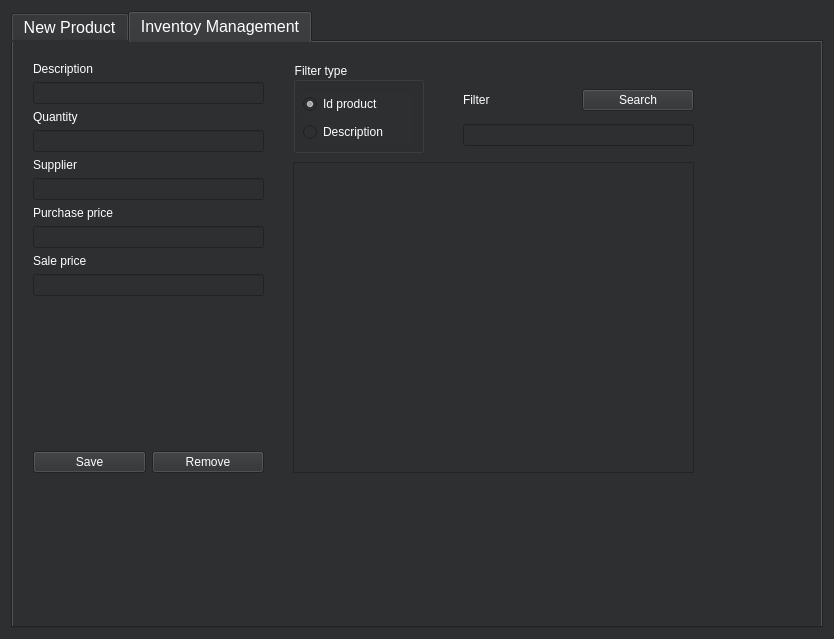
First picture: the form in inventorymanagementwindow.ui, repository ThiagoServulo/InventoryAndSalesManagement, before the edit.
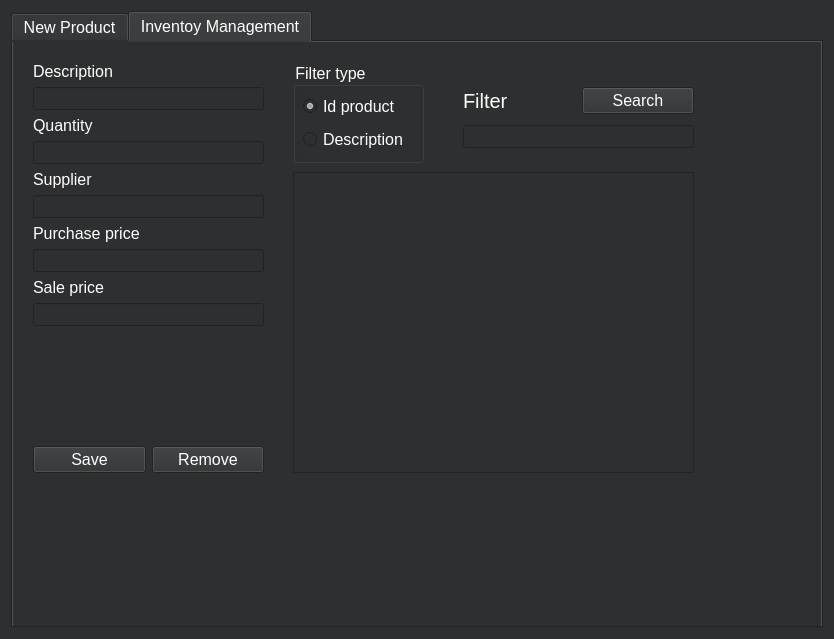
Second picture: the form after the edit. The open tabs and pages were chosen to show the change.

Diff of the .ui file:
```diff
--- a/inventorymanagementwindow.ui
+++ b/inventorymanagementwindow.ui
@@ -293,11 +293,16 @@
        <property name="geometry">
         <rect>
          <x>280</x>
-         <y>120</y>
+         <y>130</y>
          <width>401</width>
-         <height>311</height>
+         <height>301</height>
         </rect>
        </property>
+       <property name="font">
+        <font>
+         <pointsize>10</pointsize>
+        </font>
+       </property>
       </widget>
       <widget class="QGroupBox" name="groupBox_inventoryManagement_filterType">
        <property name="geometry">
@@ -305,9 +310,14 @@
          <x>280</x>
          <y>20</y>
          <width>131</width>
-         <height>91</height>
+         <height>101</height>
         </rect>
        </property>
+       <property name="font">
+        <font>
+         <pointsize>12</pointsize>
+        </font>
+       </property>
        <property name="title">
         <string>Filter type</string>
        </property>
@@ -317,12 +327,17 @@
           <x>10</x>
           <y>30</y>
           <width>111</width>
-          <height>52</height>
+          <height>62</height>
          </rect>
         </property>
         <layout class="QVBoxLayout" name="verticalLayout_7">
          <item>
           <widget class="QRadioButton" name="radioButton_inventoryManagement_id">
+           <property name="font">
+            <font>
+             <pointsize>12</pointsize>
+            </font>
+           </property>
            <property name="text">
             <string>Id product</string>
            </property>
@@ -333,6 +348,11 @@
          </item>
          <item>
           <widget class="QRadioButton" name="radioButton_inventoryManagement_description">
+           <property name="font">
+            <font>
+             <pointsize>12</pointsize>
+            </font>
+           </property>
            <property name="text">
             <string>Description</string>
            </property>
@@ -355,13 +375,24 @@
          <layout class="QVBoxLayout" name="verticalLayout_9">
           <item>
            <widget class="QLabel" name="label_inventoryManagement_description">
+            <property name="font">
+             <font>
+              <pointsize>12</pointsize>
+             </font>
+            </property>
             <property name="text">
              <string>Description</string>
             </property>
            </widget>
           </item>
           <item>
-           <widget class="QLineEdit" name="lineEdit_inventoryManagement_description"/>
+           <widget class="QLineEdit" name="lineEdit_inventoryManagement_description">
+            <property name="font">
+             <font>
+              <pointsize>10</pointsize>
+             </font>
+            </property>
+           </widget>
           </item>
          </layout>
         </item>
@@ -369,13 +400,24 @@
          <layout class="QVBoxLayout" name="verticalLayout_10">
           <item>
            <widget class="QLabel" name="label_inventoryManagement_quantity">
+            <property name="font">
+             <font>
+              <pointsize>12</pointsize>
+             </font>
+            </property>
             <property name="text">
              <string>Quantity</string>
             </property>
            </widget>
           </item>
           <item>
-           <widget class="QLineEdit" name="lineEdit_inventoryManagement_quantity"/>
+           <widget class="QLineEdit" name="lineEdit_inventoryManagement_quantity">
+            <property name="font">
+             <font>
+              <pointsize>10</pointsize>
+             </font>
+            </property>
+           </widget>
           </item>
          </layout>
         </item>
@@ -383,13 +425,24 @@
          <layout class="QVBoxLayout" name="verticalLayout_11">
           <item>
            <widget class="QLabel" name="label_inventoryManagement_supplier">
+            <property name="font">
+             <font>
+              <pointsize>12</pointsize>
+             </font>
+            </property>
             <property name="text">
              <string>Supplier</string>
             </property>
            </widget>
           </item>
           <item>
-           <widget class="QLineEdit" name="lineEdit_inventoryManagement_supplier"/>
+           <widget class="QLineEdit" name="lineEdit_inventoryManagement_supplier">
+            <property name="font">
+             <font>
+              <pointsize>10</pointsize>
+             </font>
+            </property>
+           </widget>
           </item>
          </layout>
         </item>
@@ -397,13 +450,24 @@
          <layout class="QVBoxLayout" name="verticalLayout_12">
           <item>
            <widget class="QLabel" name="label_inventoryManagement_purchasePrice">
+            <property name="font">
+             <font>
+              <pointsize>12</pointsize>
+             </font>
+            </property>
             <property name="text">
              <string>Purchase price</string>
             </property>
            </widget>
           </item>
           <item>
-           <widget class="QLineEdit" name="lineEdit_inventoryManagement_purchasePrice"/>
+           <widget class="QLineEdit" name="lineEdit_inventoryManagement_purchasePrice">
+            <property name="font">
+             <font>
+              <pointsize>10</pointsize>
+             </font>
+            </property>
+           </widget>
           </item>
          </layout>
         </item>
@@ -411,13 +475,24 @@
          <layout class="QVBoxLayout" name="verticalLayout_13">
           <item>
            <widget class="QLabel" name="label_inventoryManagement_salePrice">
+            <property name="font">
+             <font>
+              <pointsize>12</pointsize>
+             </font>
+            </property>
             <property name="text">
              <string>Sale price</string>
             </property>
            </widget>
           </item>
           <item>
-           <widget class="QLineEdit" name="lineEdit_inventoryManagement_salePrice"/>
+           <widget class="QLineEdit" name="lineEdit_inventoryManagement_salePrice">
+            <property name="font">
+             <font>
+              <pointsize>10</pointsize>
+             </font>
+            </property>
+           </widget>
           </item>
           <item>
            <spacer name="verticalSpacer_2">
@@ -438,6 +513,11 @@
          <layout class="QHBoxLayout" name="horizontalLayout_5">
           <item>
            <widget class="QPushButton" name="pushButton_inventoryManagement_save">
+            <property name="font">
+             <font>
+              <pointsize>12</pointsize>
+             </font>
+            </property>
             <property name="text">
              <string>Save</string>
             </property>
@@ -445,6 +525,11 @@
           </item>
           <item>
            <widget class="QPushButton" name="pushButton_inventoryManagement_remove">
+            <property name="font">
+             <font>
+              <pointsize>12</pointsize>
+             </font>
+            </property>
             <property name="text">
              <string>Remove</string>
             </property>
@@ -468,6 +553,11 @@
          <layout class="QHBoxLayout" name="horizontalLayout_6">
           <item>
            <widget class="QLabel" name="label_inventoryManagement_filter">
+            <property name="font">
+             <font>
+              <pointsize>15</pointsize>
+             </font>
+            </property>
             <property name="text">
              <string>Filter</string>
             </property>
@@ -475,6 +565,11 @@
           </item>
           <item>
            <widget class="QPushButton" name="pushButton_inventoryManagement_search">
+            <property name="font">
+             <font>
+              <pointsize>12</pointsize>
+             </font>
+            </property>
             <property name="text">
              <string>Search</string>
             </property>
@@ -483,7 +578,13 @@
          </layout>
         </item>
         <item>
-         <widget class="QLineEdit" name="lineEdit_inventoryManagement_filter"/>
+         <widget class="QLineEdit" name="lineEdit_inventoryManagement_filter">
+          <property name="font">
+           <font>
+            <pointsize>10</pointsize>
+           </font>
+          </property>
+         </widget>
         </item>
        </layout>
       </widget>
```
Left out of the diff: 2 changed lines with no effect on the pictures.
